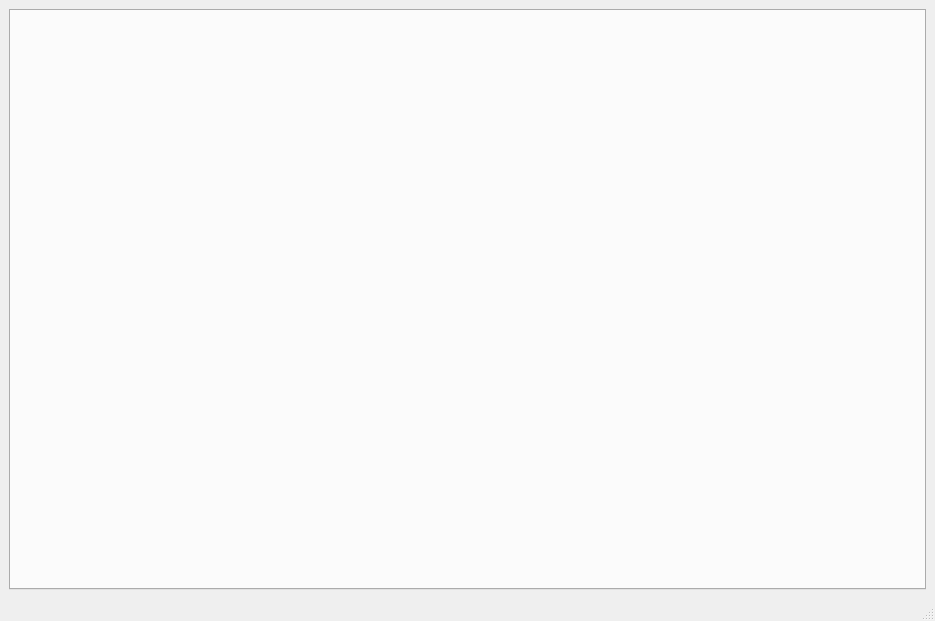
Before: the Qt Designer form miasmod.ui in DarkStarSword/miasmata-fixes, drawn with Qt 5.
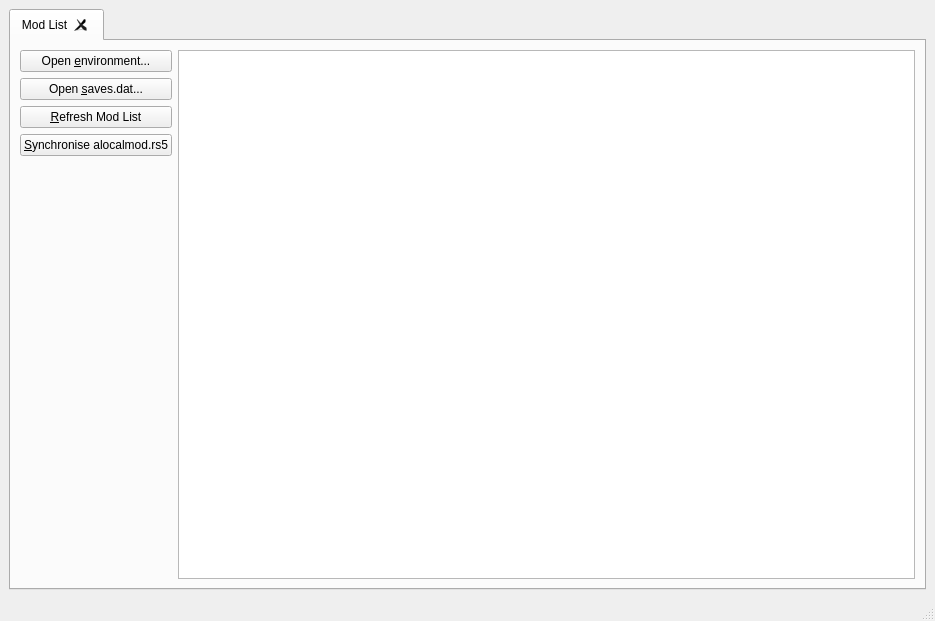
After: the same form once the commit is applied.

What changed in the file:
```diff
--- a/miasmod.ui
+++ b/miasmod.ui
@@ -14,8 +14,8 @@
    <string>Miasmata Advanced Configuration</string>
   </property>
   <widget class="QWidget" name="centralwidget">
-   <layout class="QGridLayout" name="gridLayout">
-    <item row="0" column="0">
+   <layout class="QVBoxLayout" name="verticalLayout_3">
+    <item>
      <widget class="QTabWidget" name="tabWidget">
       <property name="currentIndex">
        <number>-1</number>
@@ -23,6 +23,80 @@
       <property name="tabsClosable">
        <bool>true</bool>
       </property>
+      <widget class="QWidget" name="mods_tab">
+       <attribute name="title">
+        <string>Mod List</string>
+       </attribute>
+       <layout class="QHBoxLayout" name="horizontalLayout_2">
+        <item>
+         <layout class="QVBoxLayout" name="verticalLayout">
+          <item>
+           <widget class="QPushButton" name="open_environment">
+            <property name="text">
+             <string>Open &amp;environment...</string>
+            </property>
+           </widget>
+          </item>
+          <item>
+           <widget class="QPushButton" name="open_saves_dat">
+            <property name="text">
+             <string>Open &amp;saves.dat...</string>
+            </property>
+           </widget>
+          </item>
+          <item>
+           <widget class="QPushButton" name="refresh_mod_list">
+            <property name="text">
+             <string>&amp;Refresh Mod List</string>
+            </property>
+           </widget>
+          </item>
+          <item>
+           <widget class="QPushButton" name="synchronise_local_mod">
+            <property name="text">
+             <string>&amp;Synchronise alocalmod.rs5</string>
+            </property>
+           </widget>
+          </item>
+          <item>
+           <spacer name="verticalSpacer">
+            <property name="orientation">
+             <enum>Qt::Vertical</enum>
+            </property>
+            <property name="sizeHint" stdset="0">
+             <size>
+              <width>20</width>
+              <height>40</height>
+             </size>
+            </property>
+           </spacer>
+          </item>
+         </layout>
+        </item>
+        <item>
+         <widget class="QTableView" name="mod_list">
+          <property name="alternatingRowColors">
+           <bool>true</bool>
+          </property>
+          <property name="selectionMode">
+           <enum>QAbstractItemView::SingleSelection</enum>
+          </property>
+          <property name="selectionBehavior">
+           <enum>QAbstractItemView::SelectRows</enum>
+          </property>
+          <property name="showGrid">
+           <bool>false</bool>
+          </property>
+          <attribute name="verticalHeaderVisible">
+           <bool>false</bool>
+          </attribute>
+         </widget>
+        </item>
+        <item>
+         <layout class="QVBoxLayout" name="verticalLayout_2"/>
+        </item>
+       </layout>
+      </widget>
      </widget>
     </item>
    </layout>
```
Left out of the diff: 75 changed lines with no effect on the pictures.
